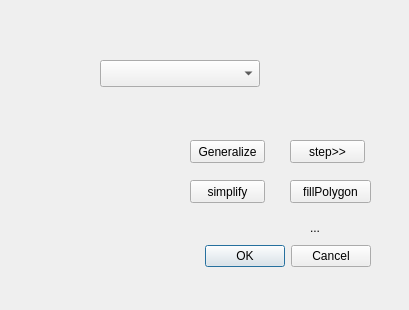
First picture: the form in daishuPolygonGeneralization_dialog_base.ui, repository daishu0000/daishupolygongeneralization, before the edit.
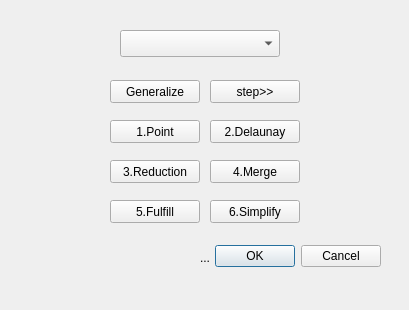
Second picture: the form after the edit. Custom widgets are drawn as their Qt base class.

Commit message: fix:优化

Patch:
```diff
--- a/daishuPolygonGeneralization_dialog_base.ui
+++ b/daishuPolygonGeneralization_dialog_base.ui
@@ -16,7 +16,7 @@
   <widget class="QDialogButtonBox" name="button_box">
    <property name="geometry">
     <rect>
-     <x>30</x>
+     <x>40</x>
      <y>240</y>
      <width>341</width>
      <height>32</height>
@@ -32,8 +32,8 @@
   <widget class="QgsMapLayerComboBox" name="mlLayer">
    <property name="geometry">
     <rect>
-     <x>100</x>
-     <y>60</y>
+     <x>120</x>
+     <y>30</y>
      <width>160</width>
      <height>27</height>
     </rect>
@@ -42,9 +42,9 @@
   <widget class="QPushButton" name="pbGeneralize">
    <property name="geometry">
     <rect>
-     <x>190</x>
-     <y>140</y>
-     <width>75</width>
+     <x>110</x>
+     <y>80</y>
+     <width>90</width>
      <height>23</height>
     </rect>
    </property>
@@ -55,22 +55,25 @@
   <widget class="QLabel" name="lblWarning">
    <property name="geometry">
     <rect>
-     <x>310</x>
-     <y>220</y>
-     <width>61</width>
+     <x>10</x>
+     <y>250</y>
+     <width>200</width>
      <height>16</height>
     </rect>
    </property>
    <property name="text">
     <string>...</string>
    </property>
+   <property name="alignment">
+    <set>Qt::AlignRight|Qt::AlignTrailing|Qt::AlignVCenter</set>
+   </property>
   </widget>
   <widget class="QPushButton" name="pbStep">
    <property name="geometry">
     <rect>
-     <x>290</x>
-     <y>140</y>
-     <width>75</width>
+     <x>210</x>
+     <y>80</y>
+     <width>90</width>
      <height>23</height>
     </rect>
    </property>
@@ -81,27 +84,79 @@
   <widget class="QPushButton" name="pbFillPolygon">
    <property name="geometry">
     <rect>
-     <x>290</x>
-     <y>180</y>
-     <width>81</width>
+     <x>110</x>
+     <y>200</y>
+     <width>90</width>
      <height>23</height>
     </rect>
    </property>
    <property name="text">
-    <string>fillPolygon</string>
+    <string>5.Fulfill</string>
    </property>
   </widget>
   <widget class="QPushButton" name="pbSimplify">
    <property name="geometry">
     <rect>
-     <x>190</x>
-     <y>180</y>
-     <width>75</width>
+     <x>210</x>
+     <y>200</y>
+     <width>90</width>
      <height>23</height>
     </rect>
    </property>
    <property name="text">
-    <string>simplify</string>
+    <string>6.Simplify</string>
+   </property>
+  </widget>
+  <widget class="QPushButton" name="pbPoint">
+   <property name="geometry">
+    <rect>
+     <x>110</x>
+     <y>120</y>
+     <width>90</width>
+     <height>23</height>
+    </rect>
+   </property>
+   <property name="text">
+    <string>1.Point</string>
+   </property>
+  </widget>
+  <widget class="QPushButton" name="pbReduction">
+   <property name="geometry">
+    <rect>
+     <x>110</x>
+     <y>160</y>
+     <width>90</width>
+     <height>23</height>
+    </rect>
+   </property>
+   <property name="text">
+    <string>3.Reduction</string>
+   </property>
+  </widget>
+  <widget class="QPushButton" name="pbDelaunay">
+   <property name="geometry">
+    <rect>
+     <x>210</x>
+     <y>120</y>
+     <width>90</width>
+     <height>23</height>
+    </rect>
+   </property>
+   <property name="text">
+    <string>2.Delaunay</string>
+   </property>
+  </widget>
+  <widget class="QPushButton" name="pbMerge">
+   <property name="geometry">
+    <rect>
+     <x>210</x>
+     <y>160</y>
+     <width>90</width>
+     <height>23</height>
+    </rect>
+   </property>
+   <property name="text">
+    <string>4.Merge</string>
    </property>
   </widget>
  </widget>
```
The commit also changes 1 other file.
